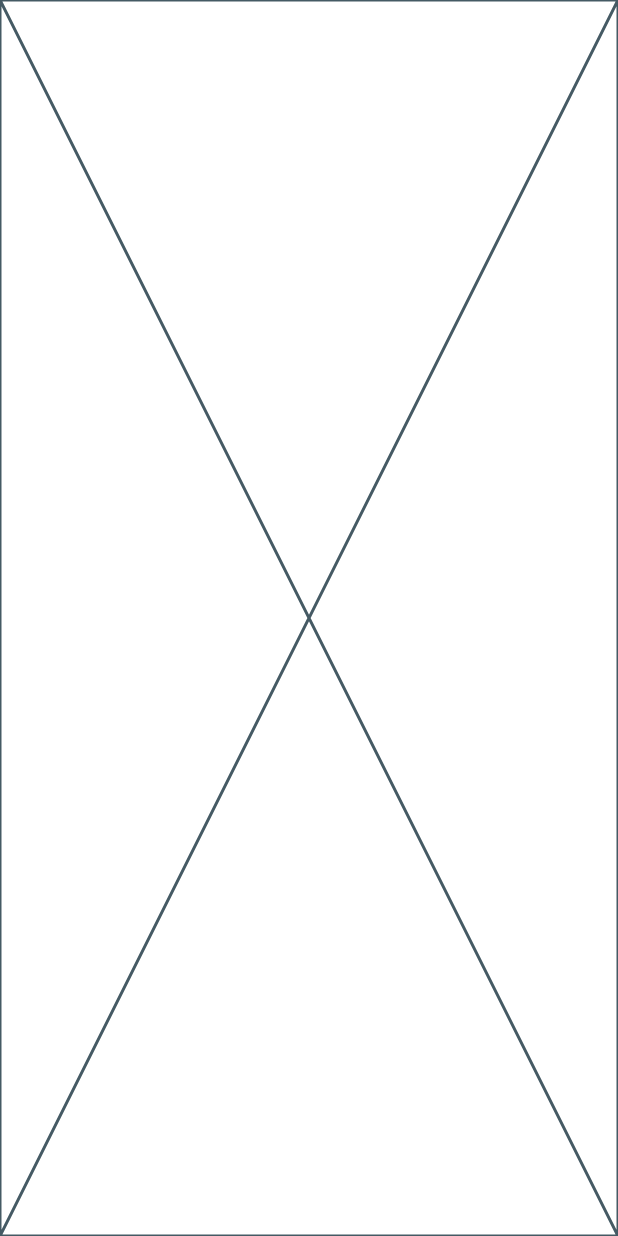
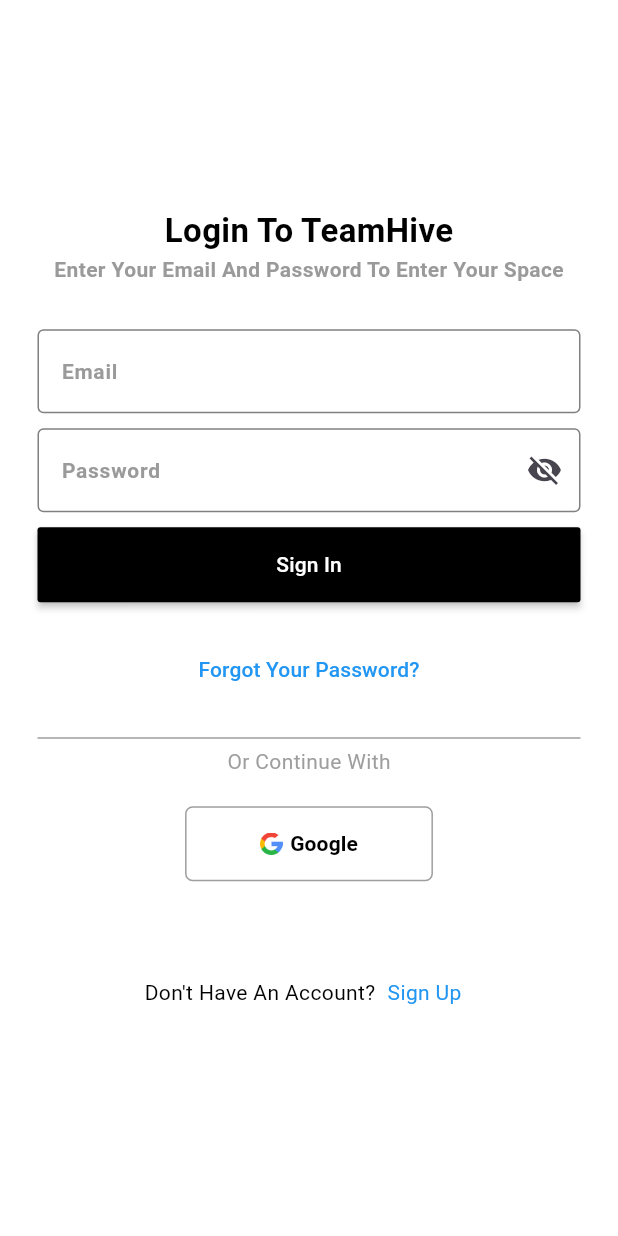
Before and after one commit to hazemxiii/team_hive, a Flutter app: the screen it shows after launch, on a phone screen of 412 x 824 dp. Run offline on Flutter 3.47's test engine with Material 3 defaults, Android fonts, the light colour scheme and no system bars; our stand-ins replace firebase_core, image_picker; accounts and stored records are empty.

Commit message:
add-feature/auth UI

```diff
--- /dev/null
+++ b/lib/auth/login_page.dart
@@ -0,0 +1,219 @@
+import 'dart:math';
+import 'package:flutter/material.dart';
+import 'package:team_hive/auth/sign_up/sign_up_page.dart';
+import 'package:team_hive/service/app_colors.dart';
+
+class LoginPage extends StatelessWidget {
+  const LoginPage({super.key});
+
+  @override
+  Widget build(BuildContext context) {
+    const double minWidth = 600;
+    return Scaffold(
+      backgroundColor: Style.back,
+      body: SafeArea(
+          child: Center(
+        child: SizedBox(
+          width: min(MediaQuery.of(context).size.width - 50, minWidth),
+          child: SingleChildScrollView(
+            child: Column(
+              mainAxisAlignment: MainAxisAlignment.center,
+              children: [
+                Text(
+                  "Login To TeamHive",
+                  style: Style.headingStyle,
+                ),
+                Text(
+                  "Enter Your Email And Password To Enter Your Space",
+                  style: Style.miniTextStyle,
+                ),
+                const SizedBox(
+                  height: 30,
+                ),
+                const FormWidget(),
+                ..._separatorWidget(),
+                const SizedBox(
+                  height: 20,
+                ),
+                _googleSignInBtn(),
+                const SizedBox(
+                  height: 50,
+                ),
+                _noAccountWidget(context)
+              ],
+            ),
+          ),
+        ),
+      )),
+    );
+  }
+
+  List<Widget> _separatorWidget() {
+    return [
+      const SizedBox(
+        height: 20,
+      ),
+      Container(
+        color: Colors.grey,
+        width: double.infinity,
+        height: 1,
+      ),
+      const SizedBox(
+        height: 5,
+      ),
+      const Text(
+        "Or Continue With",
+        style: TextStyle(color: Colors.grey),
+      ),
+    ];
+  }
+
+  Widget _googleSignInBtn() {
+    return MaterialButton(
+        padding: const EdgeInsets.symmetric(vertical: 15, horizontal: 50),
+        color: Style.back,
+        shape: const RoundedRectangleBorder(
+            side: BorderSide(color: Colors.grey),
+            borderRadius: BorderRadius.all(Radius.circular(5))),
+        onPressed: _googleSignIn,
+        elevation: 0,
+        child: Row(
+          mainAxisAlignment: MainAxisAlignment.center,
+          mainAxisSize: MainAxisSize.min,
+          children: [
+            Image.asset(
+              "images/google.png",
+              width: 15,
+            ),
+            const VerticalDivider(
+              width: 5,
+            ),
+            Text(
+              "Google",
+              style: TextStyle(color: Style.main, fontWeight: FontWeight.bold),
+            )
+          ],
+        ));
+  }
+
+  Widget _noAccountWidget(BuildContext context) {
+    return Row(
+      mainAxisAlignment: MainAxisAlignment.center,
+      children: [
+        Text(
+          "Don't Have An Account?",
+          style: TextStyle(color: Style.main),
+        ),
+        IconButton(
+            splashColor: Colors.transparent,
+            hoverColor: Colors.transparent,
+            highlightColor: Colors.transparent,
+            onPressed: () => Navigator.of(context)
+                .push(MaterialPageRoute(builder: (_) => const SignUpPage())),
+            icon: Text(
+              "Sign Up",
+              style: TextStyle(color: Style.sec),
+            ))
+      ],
+    );
+  }
+
+  void _googleSignIn() {}
+}
+
+class FormWidget extends StatefulWidget {
+  const FormWidget({super.key});
+
+  @override
+  State<FormWidget> createState() => _FormWidgetState();
+}
+
+class _FormWidgetState extends State<FormWidget> {
+  bool _isHidden = true;
+  @override
+  Widget build(BuildContext context) {
+    return Form(
+        child: Column(
+      mainAxisSize: MainAxisSize.max,
+      children: [
+        _emailInput(),
+        const SizedBox(
+          height: 10,
+        ),
+        _passwordInput(),
+        const SizedBox(
+          height: 10,
+        ),
+        _signInBtn(),
+        const SizedBox(
+          height: 20,
+        ),
+        _forgotPasswordBtn()
+      ],
+    ));
+  }
+
+  Widget _emailInput() {
+    return TextFormField(
+      cursorColor: Style.main,
+      style: Style.textStyle,
+      decoration:
+          Style.getInputDecoration(true, hintText: "Email", isLabel: true),
+    );
+  }
+
+  Widget _passwordInput() {
+    return TextFormField(
+      obscureText: _isHidden,
+      cursorColor: Style.main,
+      style: Style.textStyle,
+      decoration: Style.getInputDecoration(true,
+          hintText: "Password",
+          isLabel: true,
+          suffix: IconButton(
+              onPressed: _toggleVisibility,
+              icon: Icon(_isHidden ? Icons.visibility_off : Icons.visibility))),
+    );
+  }
+
+  Widget _signInBtn() {
+    return MaterialButton(
+      padding: const EdgeInsets.all(15),
+      minWidth: double.infinity,
+      onPressed: _login,
+      color: Style.main,
+      child: Text(
+        "Sign In",
+        style: TextStyle(color: Style.back),
+      ),
+    );
+  }
+
+  Widget _forgotPasswordBtn() {
+    return MaterialButton(
+      elevation: 0,
+      hoverColor: Colors.transparent,
+      splashColor: Colors.transparent,
+      highlightElevation: 0,
+      highlightColor: Colors.transparent,
+      hoverElevation: 0,
+      padding: const EdgeInsets.all(15),
+      onPressed: _forgotPassword,
+      color: Style.back,
+      child: Text(
+        "Forgot Your Password?",
+        style: TextStyle(color: Style.sec),
+      ),
+    );
+  }
+
+  void _toggleVisibility() {
+    setState(() {
+      _isHidden = !_isHidden;
+    });
+  }
+
+  void _login() {}
+
+  void _forgotPassword() {}
+}
--- a/lib/main.dart
+++ b/lib/main.dart
@@ -1,6 +1,17 @@
 import 'package:flutter/material.dart';
+import 'package:team_hive/auth/login_page.dart';
+import 'package:team_hive/service/app_colors.dart';
+import 'package:firebase_core/firebase_core.dart';
+import 'firebase_options.dart';
+/*
+https://www.figma.com/design/d4NRtX6iZtgDvjEW7tHr57/TeamHive?node-id=0-1&t=3OKBjxRjyCIDgUuK-1
+*/
 
-void main() {
+void main() async {
+  Style.initColors();
+  await Firebase.initializeApp(
+    options: DefaultFirebaseOptions.currentPlatform,
+  );
   runApp(const App());
 }
 
@@ -9,8 +20,12 @@
 
   @override
   Widget build(BuildContext context) {
-    return const MaterialApp(
-      home: Placeholder(),
+    return MaterialApp(
+      theme: ThemeData(
+          textSelectionTheme: TextSelectionThemeData(
+        selectionColor: Color.lerp(Style.back, Style.main, 0.5),
+      )),
+      home: const LoginPage(),
     );
   }
 }
--- /dev/null
+++ b/lib/models/sign_up.dart
@@ -0,0 +1,48 @@
+import 'package:flutter/material.dart';
+
+class SignUp {
+  static TextEditingController email = TextEditingController();
+  static TextEditingController password = TextEditingController();
+  static TextEditingController confirmPassword = TextEditingController();
+  static TextEditingController fName = TextEditingController();
+  static TextEditingController lName = TextEditingController();
+  static MemoryImage? image;
+
+  static List<GlobalKey<FormState>> formKeys = [GlobalKey(), GlobalKey()];
+
+  static bool _isValidEmail(String? email) {
+    final emailRegex = RegExp(
+      r"^[a-zA-Z0-9._%+-]+@[a-zA-Z0-9.-]+\.[a-zA-Z]{2,}$",
+    );
+    return emailRegex.hasMatch(email ?? "");
+  }
+
+  static String? emailValidator(String? v) {
+    if ((v ?? "").trim() == "") {
+      return "Can't be Empty";
+    }
+    if (!_isValidEmail(v)) {
+      return "Please Enter A Valid Email Address";
+    }
+    return null;
+  }
+
+  static String? passwordValidator(String? v) {
+    v = v ?? "";
+    if (v.trim().length < 6) {
+      return "Password Must Be At Least 6 Characters";
+    }
+    if (password.text != confirmPassword.text) {
+      return "Passwords Don't Match";
+    }
+    return null;
+  }
+
+  static String? nameValidator(String? v) {
+    v = v ?? "";
+    if (v.trim() == "") {
+      return "Can't be Empty";
+    }
+    return null;
+  }
+}
--- /dev/null
+++ b/lib/service/app_colors.dart
@@ -0,0 +1,65 @@
+import 'package:flutter/material.dart';
+
+class Style {
+  static bool _isLight = true;
+  static late Color _back;
+  static late Color _main;
+  static late Color _sec;
+  static late TextStyle _headingStyle;
+  static late TextStyle _miniTextStyle;
+  static late OutlineInputBorder _outBorder;
+  static late OutlineInputBorder _outBorderF;
+  static late OutlineInputBorder _outEBorder;
+  static late OutlineInputBorder _outEBorderF;
+  static late TextStyle _textStyle;
+
+  static void initColors() {
+    _back = _isLight ? Colors.white : const Color.fromARGB(255, 35, 35, 35);
+    _main = _isLight ? const Color.fromARGB(255, 0, 0, 0) : Colors.white;
+    _sec = Colors.blue;
+    _headingStyle =
+        TextStyle(color: _main, fontSize: 22, fontWeight: FontWeight.bold);
+    _miniTextStyle = const TextStyle(
+        color: Color.fromARGB(255, 154, 154, 154),
+        fontSize: 14,
+        fontWeight: FontWeight.bold);
+    _outBorder = OutlineInputBorder(
+        borderSide: BorderSide(color: Color.lerp(_main, _back, 0.5)!));
+    _outBorderF = OutlineInputBorder(borderSide: BorderSide(color: _main));
+    _outEBorder =
+        const OutlineInputBorder(borderSide: BorderSide(color: Colors.red));
+    _outEBorderF =
+        const OutlineInputBorder(borderSide: BorderSide(color: Colors.red));
+    _textStyle = TextStyle(color: _main);
+  }
+
+  static void toggleDarkMode() {
+    _isLight = !_isLight;
+    initColors();
+  }
+
+  static InputDecoration getInputDecoration(bool isOut,
+      {String hintText = "", bool isLabel = false, Widget? suffix}) {
+    return InputDecoration(
+      enabledBorder: isOut ? _outBorder : null,
+      focusedBorder: isOut ? _outBorderF : null,
+      errorBorder: isOut ? _outEBorder : null,
+      focusedErrorBorder: isOut ? _outEBorderF : null,
+      hintText: (!isLabel && hintText != "") ? hintText : null,
+      label: (isLabel && hintText != "")
+          ? Text(
+              hintText,
+              style: _miniTextStyle,
+            )
+          : null,
+      suffixIcon: suffix,
+    );
+  }
+
+  static Color get back => _back;
+  static Color get main => _main;
+  static Color get sec => _sec;
+  static TextStyle get headingStyle => _headingStyle;
+  static TextStyle get miniTextStyle => _miniTextStyle;
+  static TextStyle get textStyle => _textStyle;
+}
```
Also changed, not shown: lib/auth/sign_up/pages.dart (added, +200 -0 lines), lib/auth/sign_up/sign_up_page.dart (added, +148 -0 lines), pubspec.yaml (+6 -6 lines), firebase.json (added), images/google.png (added), lib/firebase_options.dart (added), pubspec.lock, 8 other files.
